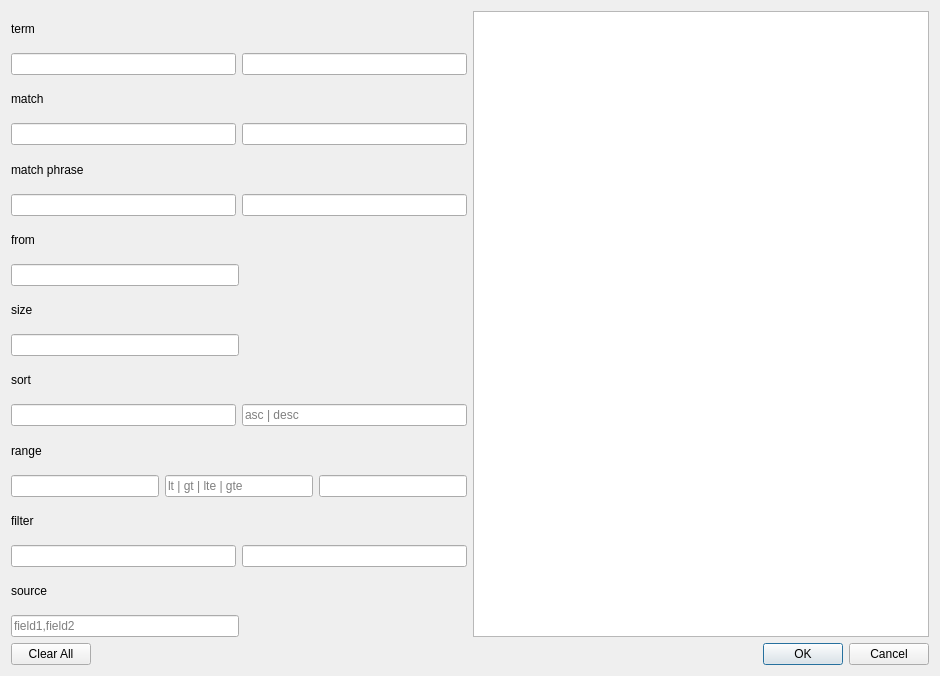
First picture: the form in filterdialog.ui, repository gituser9/elastiq, before the edit.
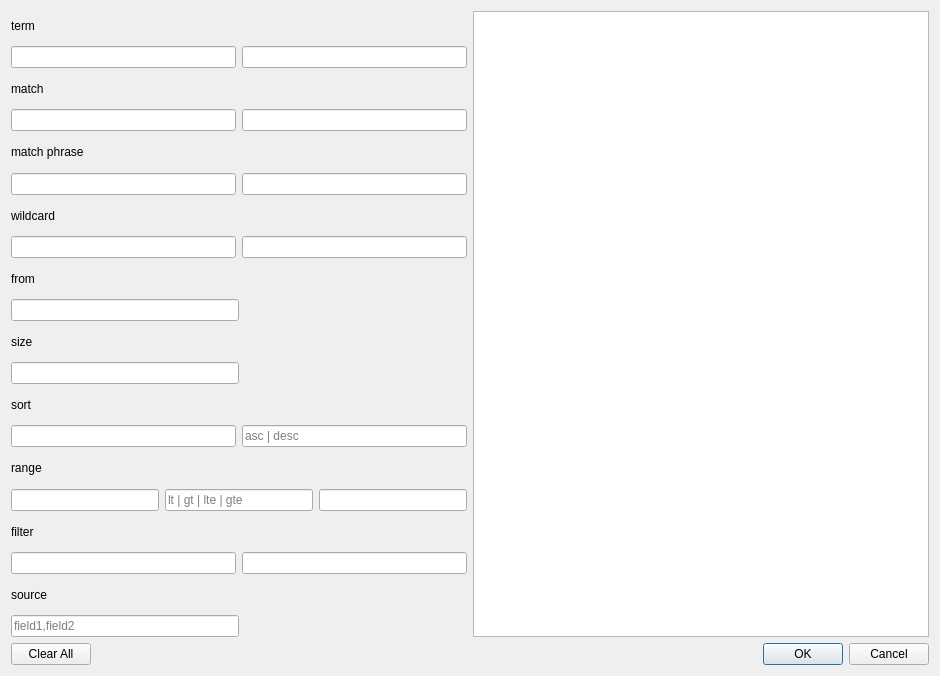
Second picture: the form after the edit.

```diff
--- a/filterdialog.ui
+++ b/filterdialog.ui
@@ -69,6 +69,23 @@
          </item>
         </layout>
        </item>
+       <item>
+        <widget class="QLabel" name="label_10">
+         <property name="text">
+          <string>wildcard</string>
+         </property>
+        </widget>
+       </item>
+       <item>
+        <layout class="QHBoxLayout" name="horizontalLayout_11">
+         <item>
+          <widget class="QLineEdit" name="leWildcardName"/>
+         </item>
+         <item>
+          <widget class="QLineEdit" name="leWildcardValue"/>
+         </item>
+        </layout>
+       </item>
        <item>
         <widget class="QLabel" name="label_9">
          <property name="text">
```
Left out of the diff: 2 changed lines with no effect on the pictures.
